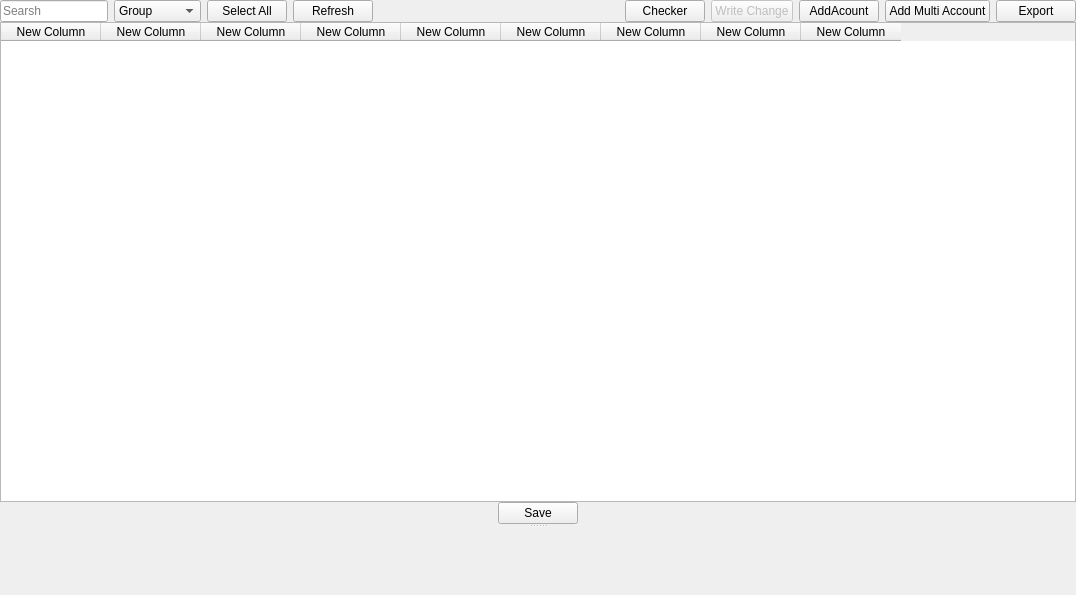
Above: ui/facebook/Manger_face.ui from kreemkhaled112/GUI before the change. Below: the same form after it.
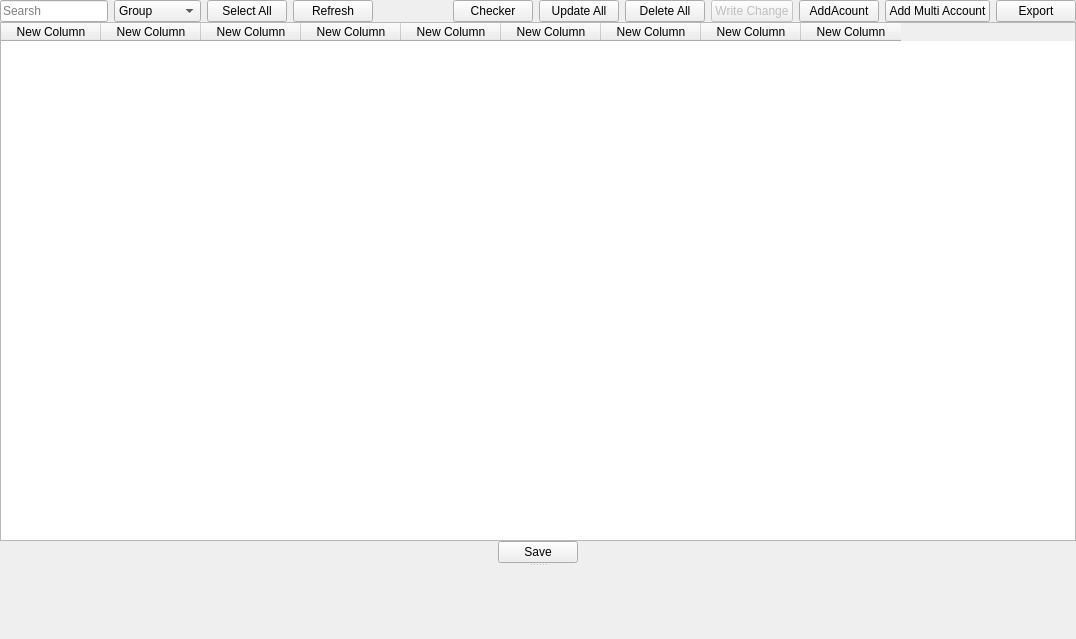
That is the form after the change.

Diff of the .ui file:
```diff
--- a/ui/facebook/Manger_face.ui
+++ b/ui/facebook/Manger_face.ui
@@ -10,7 +10,7 @@
     <x>0</x>
     <y>0</y>
     <width>1076</width>
-    <height>595</height>
+    <height>639</height>
    </rect>
   </property>
   <property name="windowTitle">
@@ -201,8 +201,52 @@
              </property>
              <item>
               <widget class="QPushButton" name="Checker">
+               <property name="styleSheet">
+                <string notr="true">QPushButton:checked{
+background-color: rgb(255, 0, 0);
+}
+</string>
+               </property>
                <property name="text">
                 <string>Checker</string>
+               </property>
+               <property name="checkable">
+                <bool>true</bool>
+               </property>
+              </widget>
+             </item>
+             <item>
+              <widget class="QPushButton" name="Update_all">
+               <property name="styleSheet">
+                <string notr="true">QPushButton:checked{
+background-color: rgb(255, 0, 0);
+}
+</string>
+               </property>
+               <property name="text">
+                <string>Update All</string>
+               </property>
+               <property name="checkable">
+                <bool>true</bool>
+               </property>
+               <property name="checked">
+                <bool>false</bool>
+               </property>
+              </widget>
+             </item>
+             <item>
+              <widget class="QPushButton" name="Delete_all">
+               <property name="styleSheet">
+                <string notr="true">QPushButton:checked{
+background-color: rgb(255, 0, 0);
+}
+</string>
+               </property>
+               <property name="text">
+                <string>Delete All</string>
+               </property>
+               <property name="checkable">
+                <bool>true</bool>
                </property>
               </widget>
              </item>
```
